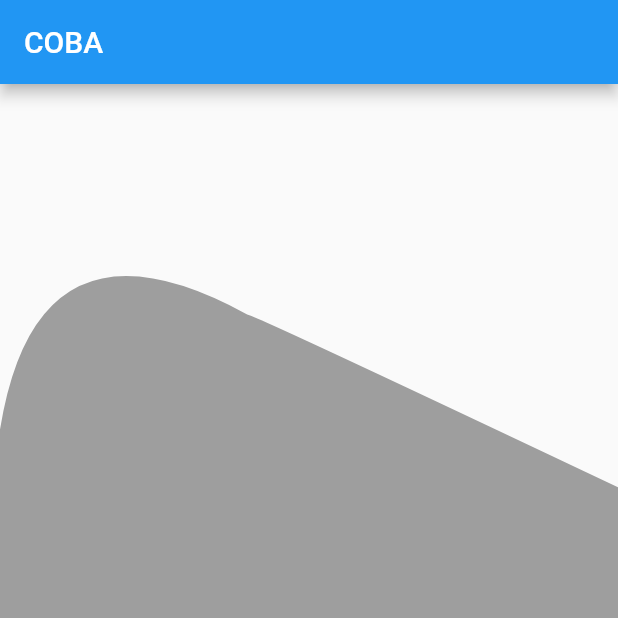
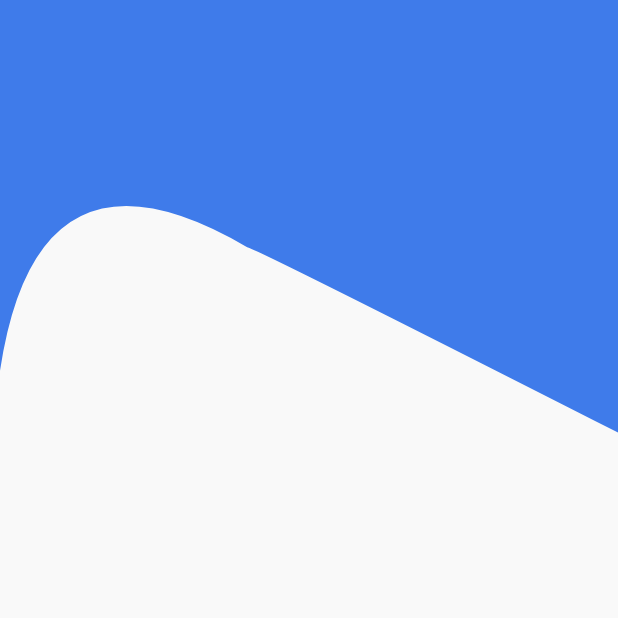
Before and after one commit to evanezent/Exploring-The-Forest, a Flutter app: the screen it shows after launch, on a phone screen of 412 x 824 dp, the top half of it. Run offline on Flutter 3.47's test engine with Material 2 defaults, Android fonts, the phone set to English and light mode, and no system bars.

Commit message:
init component needed

```diff
--- a/lib/main.dart
+++ b/lib/main.dart
@@ -1,4 +1,5 @@
 import 'package:flutter/material.dart';
+import 'package:register/ui/screens/welcome_screen.dart';
 
 void main() {
   runApp(MyApp());
@@ -9,139 +10,7 @@ class MyApp extends StatelessWidget {
   @override
   Widget build(BuildContext context) {
     return MaterialApp(
-      title: 'Flutter Demo',
-      theme: ThemeData(
-        // This is the theme of your application.
-        //
-        // Try running your application with "flutter run". You'll see the
-        // application has a blue toolbar. Then, without quitting the app, try
-        // changing the primarySwatch below to Colors.green and then invoke
-        // "hot reload" (press "r" in the console where you ran "flutter run",
-        // or simply save your changes to "hot reload" in a Flutter IDE).
-        // Notice that the counter didn't reset back to zero; the application
-        // is not restarted.
-        primarySwatch: Colors.blue,
-      ),
-      home: MyHomePage(title: 'Flutter Demo Home Page'),
+      home: WelcomScreen(),
     );
   }
 }
-
-class MyHomePage extends StatefulWidget {
-  MyHomePage({Key? key, required this.title}) : super(key: key);
-
-  // This widget is the home page of your application. It is stateful, meaning
-  // that it has a State object (defined below) that contains fields that affect
-  // how it looks.
-
-  // This class is the configuration for the state. It holds the values (in this
-  // case the title) provided by the parent (in this case the App widget) and
-  // used by the build method of the State. Fields in a Widget subclass are
-  // always marked "final".
-
-  final String title;
-
-  @override
-  _MyHomePageState createState() => _MyHomePageState();
-}
-
-class _MyHomePageState extends State<MyHomePage> {
-  int _counter = 0;
-
-  void _incrementCounter() {
-    setState(() {
-      // This call to setState tells the Flutter framework that something has
-      // changed in this State, which causes it to rerun the build method below
-      // so that the display can reflect the updated values. If we changed
-      // _counter without calling setState(), then the build method would not be
-      // called again, and so nothing would appear to happen.
-      _counter++;
-    });
-  }
-
-  @override
-  Widget build(BuildContext context) {
-    Size size = MediaQuery.of(context).size;
-    // This method is rerun every time setState is called, for instance as done
-    // by the _incrementCounter method above.
-    //
-    // The Flutter framework has been optimized to make rerunning build methods
-    // fast, so that you can just rebuild anything that needs updating rather
-    // than having to individually change instances of widgets.
-    return Scaffold(
-        appBar: AppBar(
-          // Here we take the value from the MyHomePage object that was created by
-          // the App.build method, and use it to set our appbar title.
-          title: Text("COBA"),
-        ),
-        body: Container(
-          width: size.width,
-          height: size.height,
-          child: CustomPaint(
-            painter: CurvePainter(),
-          ),
-        )
-        // Center(
-        //   // Center is a layout widget. It takes a single child and positions it
-        //   // in the middle of the parent.
-        //   child: Column(
-        //     // Column is also a layout widget. It takes a list of children and
-        //     // arranges them vertically. By default, it sizes itself to fit its
-        //     // children horizontally, and tries to be as tall as its parent.
-        //     //
-        //     // Invoke "debug painting" (press "p" in the console, choose the
-        //     // "Toggle Debug Paint" action from the Flutter Inspector in Android
-        //     // Studio, or the "Toggle Debug Paint" command in Visual Studio Code)
-        //     // to see the wireframe for each widget.
-        //     //
-        //     // Column has various properties to control how it sizes itself and
-        //     // how it positions its children. Here we use mainAxisAlignment to
-        //     // center the children vertically; the main axis here is the vertical
-        //     // axis because Columns are vertical (the cross axis would be
-        //     // horizontal).
-        //     mainAxisAlignment: MainAxisAlignment.center,
-        //     children: <Widget>[
-        //       Text(
-        //         'You have pushed the button this many times:',
-        //       ),
-        //       Text(
-        //         '$_counter',
-        //         style: Theme.of(context).textTheme.headline4,
-        //       ),
-        //     ],
-        //   ),
-        // ),
-        // floatingActionButton: FloatingActionButton(
-        //   onPressed: _incrementCounter,
-        //   tooltip: 'Increment',
-        //   child: Icon(Icons.add),
-        // ), // This trailing comma makes auto-formatting nicer for build methods.
-        );
-  }
-}
-
-class CurvePainter extends CustomPainter {
-  @override
-  void paint(Canvas canvas, Size size) {
-    var paint = Paint();
-    paint.color = Colors.grey;
-    paint.style = PaintingStyle.fill;
-
-    var path = Path();
-
-    path.moveTo(0, size.height * 0.3);
-    path.quadraticBezierTo(size.width * 0.06, size.height * 0.1,
-        size.width * 0.4, size.height * 0.2);
-        path.quadraticBezierTo(size.width * 0.41, size.height * 0.2,
-        size.width, size.height * 0.35);
-    path.lineTo(size.width, size.height);
-    path.lineTo(0, size.height);
-
-    canvas.drawPath(path, paint);
-  }
-
-  @override
-  bool shouldRepaint(CustomPainter oldDelegate) {
-    return true;
-  }
-}
--- /dev/null
+++ b/lib/ui/screens/welcome_screen.dart
@@ -0,0 +1,30 @@
+import 'package:flutter/material.dart';
+import 'package:register/ui/components/shape_background.dart';
+import 'package:register/utils/constants.dart';
+
+class WelcomScreen extends StatefulWidget {
+  WelcomScreen({Key? key}) : super(key: key);
+
+  @override
+  _WelcomScreenState createState() => _WelcomScreenState();
+}
+
+class _WelcomScreenState extends State<WelcomScreen> {
+  @override
+  Widget build(BuildContext context) {
+    Size size = MediaQuery.of(context).size;
+    return Scaffold(
+        backgroundColor: custom_blue,
+        body: Stack(
+          children: [
+            Container(
+              width: size.width,
+              height: size.height,
+              child: CustomPaint(
+                painter: CurvePainter(),
+              ),
+            ),
+          ],
+        ));
+  }
+}
--- /dev/null
+++ b/lib/utils/constants.dart
@@ -0,0 +1,6 @@
+import 'package:flutter/material.dart';
+
+const custom_blue = Color(0xFF3f7bea);
+const custom_blue_disable = Color(0xFF7da0e4);
+const custom_green = Color(0xff45d68d);
+const custom_gray = Color(0xfff9f9f9);
```
Also changed, not shown: lib/ui/components/shape_background.dart (added, +28 -0 lines).
